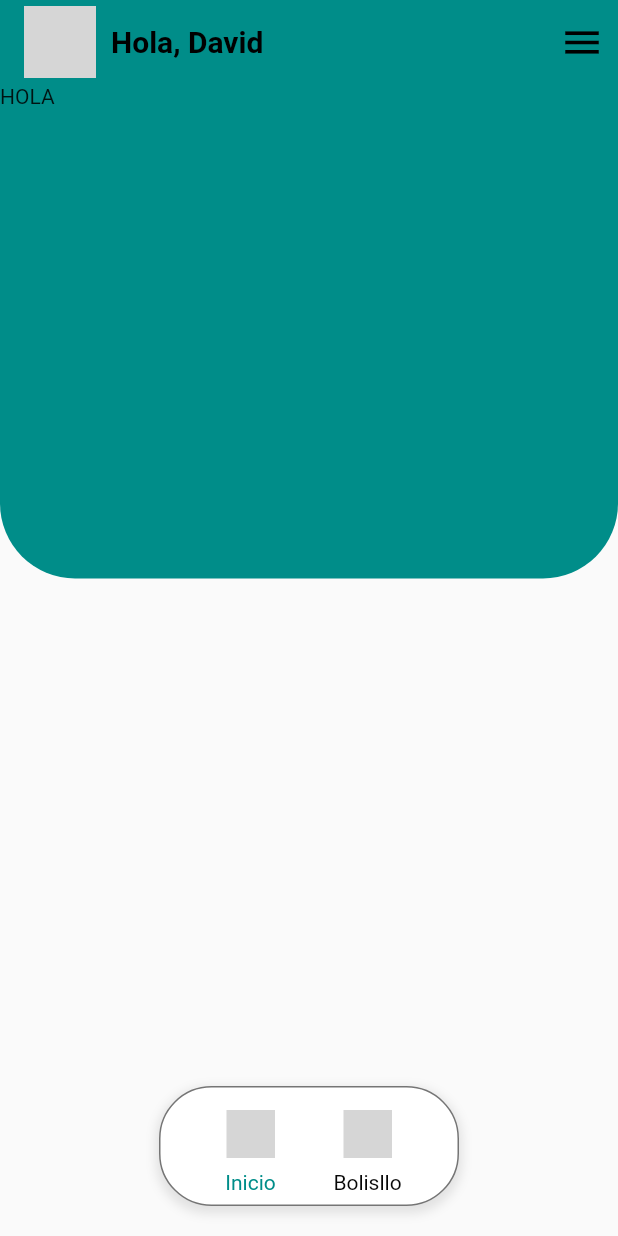
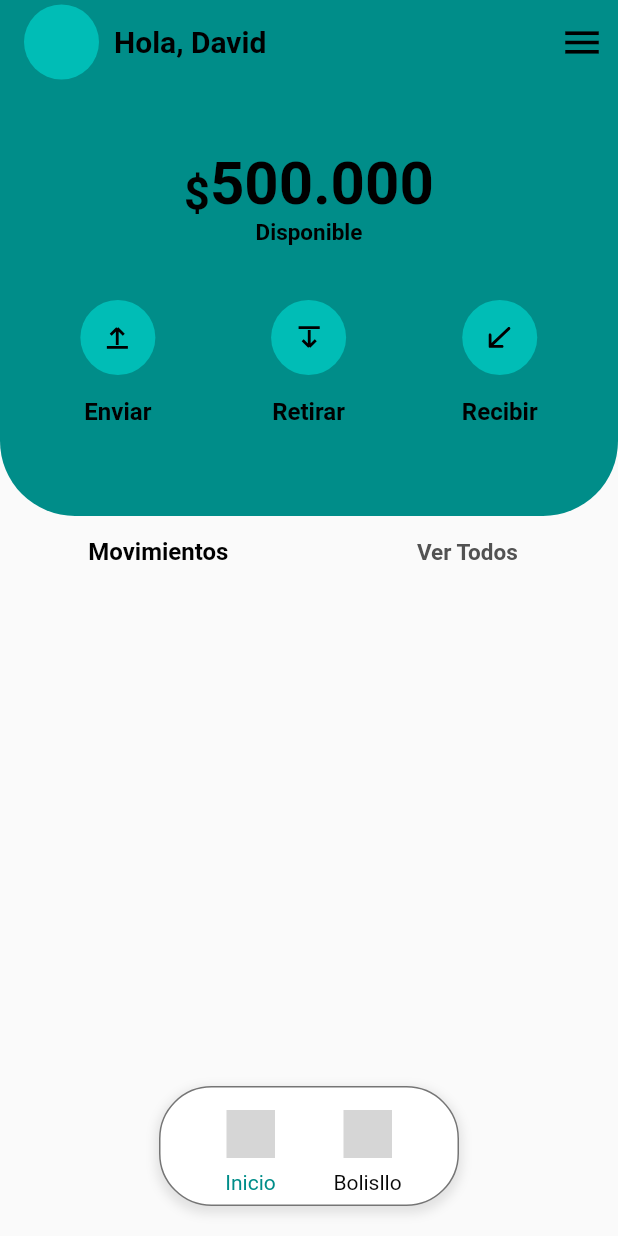
Before and after one commit to DavidEMV1622/app_bidi_login, a Flutter app: the screen it shows after launch, on a phone screen of 412 x 824 dp. Run offline on Flutter 3.47's test engine with Material 2 defaults, Android fonts, the phone set to English and light mode, and no system bars; our stand-ins replace flutter_secure_storage, flutter_svg, go_router; missing offline and left inert: iconify_flutter; grey boxes are pictures that could not be loaded.

Commit message:
diseño de la pantalla del usuario logeado

```diff
--- a/lib/src/pages/Logeado.dart
+++ b/lib/src/pages/Logeado.dart
@@ -1,11 +1,13 @@
 // ignore_for_file: file_names
 import 'package:app_credibanco_login/src/widgets/dropBar.dart';
 import 'package:flutter/material.dart';
+import 'package:flutter_svg/svg.dart';
 import 'package:iconify_flutter/iconify_flutter.dart';
 import 'package:iconify_flutter/icons/bi.dart';
 
 import '../colors/colors.dart';
 import '../utils/TextFormatter.dart';
+import '../widgets/buttons.dart';
 
 class LogeadoPage extends StatefulWidget {
   const LogeadoPage({super.key});
@@ -18,16 +20,19 @@ class _LogeadoPageState extends State<LogeadoPage> {
   @override
   Widget build(BuildContext context) {
     final size = MediaQuery.of(context).size;
+    String simboloDolar = "\$";
+
     return Scaffold(
       appBar: AppBar(
 
         actions: [IconButton(onPressed: () {
 
-        }, icon: Icon(Icons.menu, size: 30, color: CustomColors.colorNegro))],
+        }, icon: const Icon(Icons.menu, size: 30, color: CustomColors.colorNegro))],
         title: Row(children: [
-          const Iconify(
-            Bi.person_circle,
-            color: CustomColors.colorNegro,
+          const CircleAvatar(
+            radius: 25,
+            backgroundColor: CustomColors.colorVerdePantanoClaro,
+            child: Text(""),
           ),
 
           const SizedBox(
@@ -37,12 +42,11 @@ class _LogeadoPageState extends State<LogeadoPage> {
           textoEtiquetaTwo("Hola, David", 20)
         ]),
         backgroundColor: CustomColors.colorVerdePantano,
-        elevation: 0,
+        elevation: 0.0,
       ),
       body: ListView(
         children: [
           Container(
-            height: size.height * 0.4,
             width: size.width,
             decoration: const BoxDecoration(
               borderRadius: BorderRadius.only(
@@ -50,11 +54,118 @@ class _LogeadoPageState extends State<LogeadoPage> {
                 bottomRight: Radius.circular(50)),
               color:  CustomColors.colorVerdePantano,
             ),
-            child: Text("HOLA"),
+            child: Padding(
+              padding:const EdgeInsets.all(15.0),
+              child: Column(
+                children: [
+                  const SizedBox(
+                    height: 28,
+                  ),
+
+                  Row(mainAxisAlignment: MainAxisAlignment.center, crossAxisAlignment: CrossAxisAlignment.end, children: [textoEtiquetaTwo(simboloDolar, 30), textoEtiquetaTwo("500.000", 40)],),
+
+                  textoEtiquetaTwo("Disponible", 15),
+
+                  const SizedBox(
+                    height: 36,
+                  ),
+
+                  Row(mainAxisAlignment: MainAxisAlignment.spaceAround,children: [
+                    Column(
+                      children: [
+                        CircleAvatar(
+                          radius: 25,
+                          backgroundColor: CustomColors.colorVerdePantanoClaro, //<-- SEE HERE
+                          child: IconButton(
+                            icon: SvgPicture.asset(
+                              "assets/icons/send.svg",
+                              width: 15 ,
+                            ),
+                            onPressed: () {},
+                          ),
+                        ),
+
+                        const SizedBox(
+                          height: 15,
+                        ),
+
+                        textoEtiquetaTwo("Enviar", 16),
+                      ],
+                    ),
+
+                    Column(
+                      children: [
+                        CircleAvatar(
+                          radius: 25,
+                          backgroundColor: CustomColors.colorVerdePantanoClaro, //<-- SEE HERE
+                          child: IconButton(
+                            icon: SvgPicture.asset(
+                              "assets/icons/withdraw.svg",
+                              width: 15,
+                            ),
+                            onPressed: () {},
+                          ),
+                        ),
+
+                        const SizedBox(
+                          height: 15,
+                        ),
+
+                        textoEtiquetaTwo("Retirar", 16),
+                      ],
+                    ),
+
+                    Column(
+                      children: [
+                        CircleAvatar(
+                          radius: 25,
+                          backgroundColor: CustomColors.colorVerdePantanoClaro, //<-- SEE HERE
+                          child: IconButton(
+                            icon: SvgPicture.asset(
+                              "assets/icons/receive.svg",
+                              width: 15,
+                            ),
+                            onPressed: () {},
+                          ),
+                        ),
+
+                        const SizedBox(
+                          height: 15,
+                        ),
+
+                        textoEtiquetaTwo("Recibir", 16),
+                      ],
+                    )
+
+                  ],),
+                  const SizedBox(
+                    height: 45,
+                  ),
+                ],
+              ),
+            ),
           ),
+
+          Row(
+            mainAxisAlignment: MainAxisAlignment.spaceAround,
+            children: [
+              Align(
+                alignment: Alignment.centerLeft,
+                child: textoEtiquetaTwo("Movimientos", 16),
+              ),
+
+              BotonLink(
+                textoLink: "Ver Todos",
+                colorText: CustomColors.colorGris_1,
+                onPressed: () {
+
+                },
+              ),
+            ],
+          )
         ],
       ),
-      bottomNavigationBar: barNavigation(page: true),
+      bottomNavigationBar: const barNavigation(page: true),
     );
   }
 }
--- a/lib/src/pages/Login_page.dart
+++ b/lib/src/pages/Login_page.dart
@@ -118,6 +118,7 @@ class _LoginPageState extends State<LoginPage> {
                   // ---- Texto para un link si se le olvido la contrasenia ----
                   BotonLink(
                     textoLink: "¿Olvidaste la contraseña?",
+                    colorText: CustomColors.colorVerdePantano,
                     onPressed: () => context.push("/mediumSendCodeChangePasswordPage"),
                   ),
 
--- a/lib/src/widgets/buttons.dart
+++ b/lib/src/widgets/buttons.dart
@@ -149,8 +149,9 @@ class _ButtonPrimaryState extends State<ButtonPrimary> {
 class BotonLink extends StatelessWidget {
   //CREACION DE PARAMETROS / VARIABLES
   final String textoLink;
+  final Color colorText;
   final void Function()? onPressed;
-  const BotonLink({super.key, required this.textoLink, this.onPressed});
+  const BotonLink({super.key, required this.textoLink, this.onPressed, required this.colorText});
 
   //IMPLEMENTACION DE VARIABLES
   @override
@@ -164,9 +165,10 @@ class BotonLink extends StatelessWidget {
       // ---- Manejo del texto ----
       child: Text(
         textoLink,
-        style: const TextStyle(
+        style: TextStyle(
           fontSize: 15,
-          color: CustomColors.colorVerdePantano,
+          //color: CustomColors.colorVerdePantano,
+          color: colorText,
           fontWeight: FontWeight.bold,
         ),
       ),
--- a/lib/src/widgets/widgets_page_general/CodeOtp_general.dart
+++ b/lib/src/widgets/widgets_page_general/CodeOtp_general.dart
@@ -205,7 +205,7 @@ class _CodeOTPPageGeneralState extends State<CodeOTPPageGeneral> {
               ),
 
               // ---- Texto para un link si se le olvido la contrasenia ----
-              const BotonLink(textoLink: "Click aquí, para reenviar codigo"),
+              BotonLink(textoLink: "Click aquí, para reenviar codigo", colorText: CustomColors.colorVerdePantano),
 
               // ---- Agregar un espacio ----
               const SizedBox(
```
Also changed, not shown: assets/icons/receive.svg (added), assets/icons/send.svg (added), assets/icons/withdraw.svg (added).
